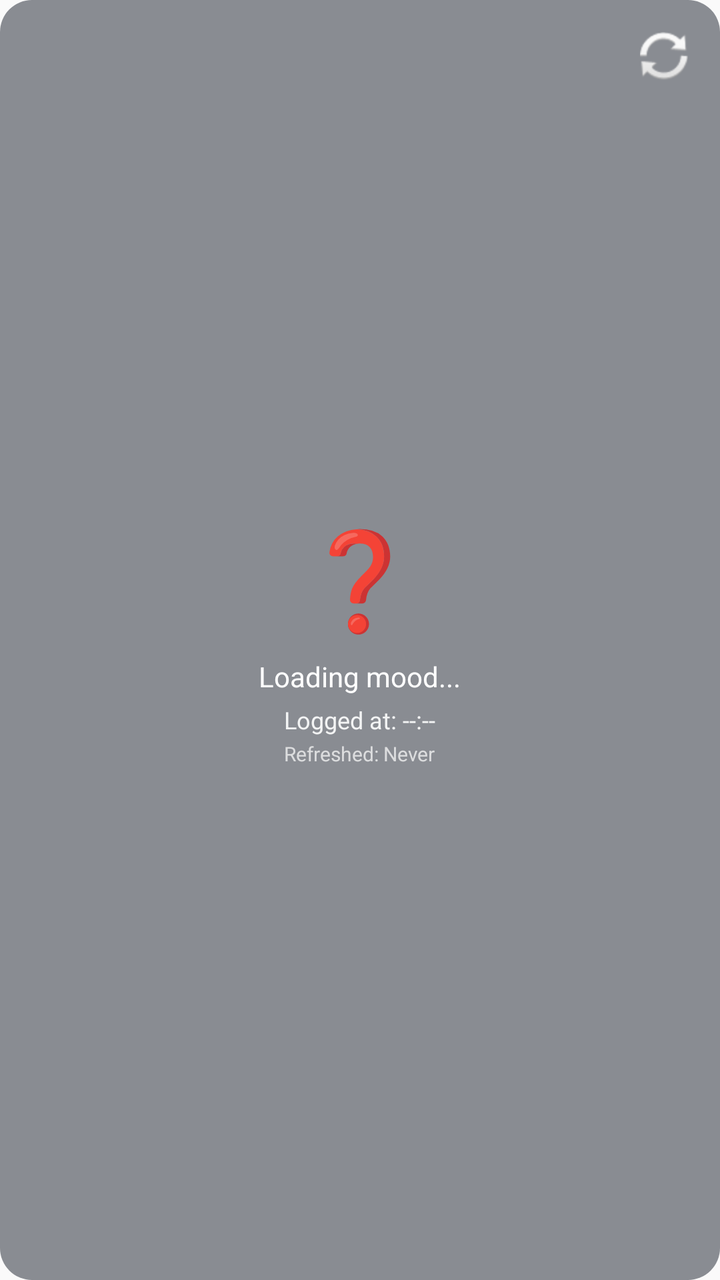
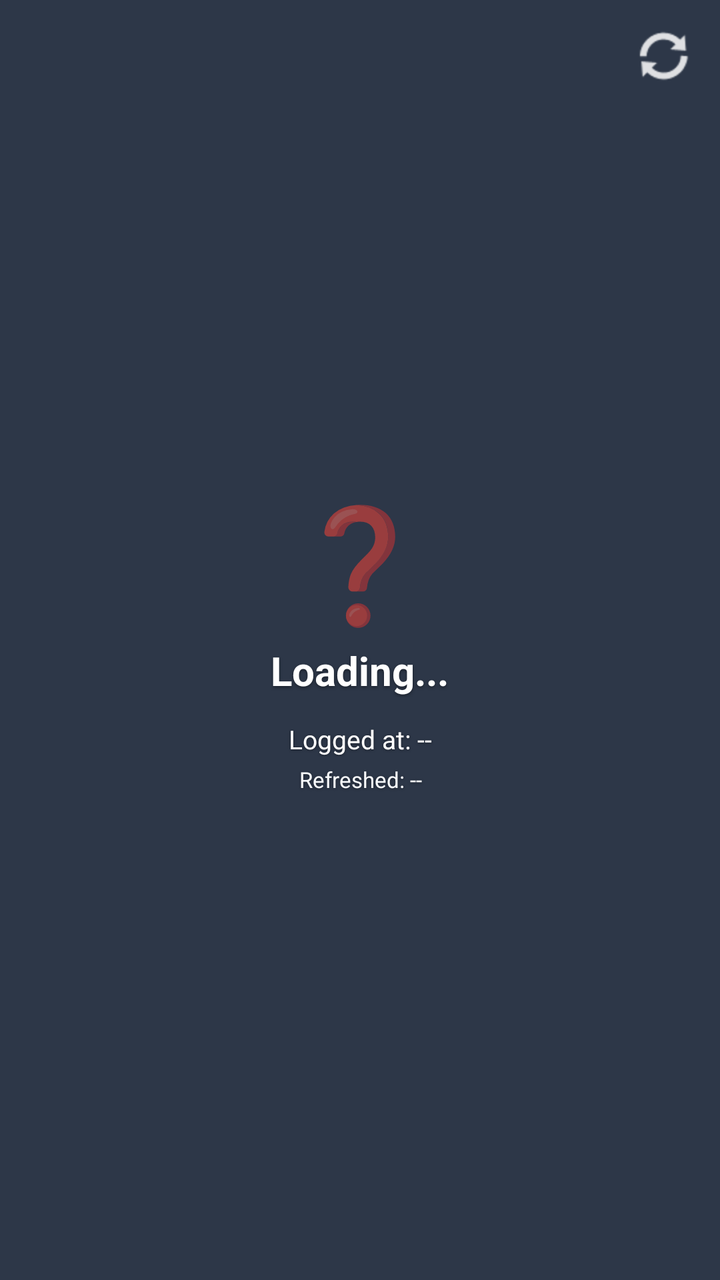

An Android layout rendered at two revisions. The XML below is the earlier revision; the diff shows what the commit changed to produce the second picture.
<!-- AndroidManifest.xml: application theme AppTheme -->
<!-- res/layout/latest_mood_widget.xml -->
<?xml version="1.0" encoding="utf-8"?>
<RelativeLayout xmlns:android="http://schemas.android.com/apk/res/android"
    android:id="@+id/widget_root_layout"
    android:layout_width="match_parent"
    android:layout_height="match_parent"
    android:background="@drawable/widget_background"
    android:padding="16dp">

    <LinearLayout
        android:layout_width="wrap_content"
        android:layout_height="wrap_content"
        android:layout_centerInParent="true"
        android:gravity="center"
        android:orientation="vertical">

        <TextView
            android:id="@+id/widget_mood_emoji"
            android:layout_width="wrap_content"
            android:layout_height="wrap_content"
            android:text="❓"
            android:textColor="@android:color/white"
            android:textSize="48sp" />

        <TextView
            android:id="@+id/widget_mood_text"
            android:layout_width="wrap_content"
            android:layout_height="wrap_content"
            android:layout_marginTop="8dp"
            android:text="Loading mood..."
            android:textColor="@android:color/white"
            android:textSize="14sp" />

        <TextView
            android:id="@+id/widget_time_logged"
            android:layout_width="wrap_content"
            android:layout_height="wrap_content"
            android:layout_marginTop="4dp"
            android:text="Logged at: --:--"
            android:textColor="#E6FFFFFF"
            android:textSize="12sp" />

        <TextView
            android:id="@+id/widget_last_updated"
            android:layout_width="wrap_content"
            android:layout_height="wrap_content"
            android:layout_marginTop="2dp"
            android:text="Refreshed: Never"
            android:textColor="#B3FFFFFF"
            android:textSize="10sp" />

    </LinearLayout>

    <ImageButton
        android:id="@+id/widget_refresh_button"
        android:layout_width="24dp"
        android:layout_height="24dp"
        android:layout_alignParentTop="true"
        android:layout_alignParentEnd="true"
        android:background="?android:attr/selectableItemBackgroundBorderless"
        android:src="@android:drawable/ic_popup_sync"
        android:contentDescription="Refresh" />

</RelativeLayout>
<!-- resources referenced by this layout -->
<resources>
  <!-- drawable widget_background (drawable) -->
  <shape xmlns:android="http://schemas.android.com/apk/res/android">
      <corners android:radius="16dp" />
      <solid android:color="#801A202C" />
  </shape>
  <style name="AppTheme" parent="Theme.AppCompat.Light.DarkActionBar">
          
          <item name="colorPrimary">@color/colorPrimary</item>
          <item name="colorPrimaryDark">@color/colorPrimaryDark</item>
          <item name="colorAccent">@color/colorAccent</item>
      </style>
</resources>

<!-- the commit's change to res/layout/latest_mood_widget.xml (unified diff, before → after) -->
@@ -3,11 +3,25 @@
     android:id="@+id/widget_root_layout"
     android:layout_width="match_parent"
     android:layout_height="match_parent"
-    android:background="@drawable/widget_background"
-    android:padding="16dp">
+    android:padding="12dp"
+    android:background="#2D3748">
 
+    
+    <ImageButton
+        android:id="@+id/widget_refresh_button"
+        android:layout_width="32dp"
+        android:layout_height="32dp"
+        android:layout_alignParentEnd="true"
+        android:layout_alignParentTop="true"
+        android:background="?android:attr/selectableItemBackgroundBorderless"
+        android:src="@android:drawable/ic_popup_sync"
+        android:tint="#FFFFFF"
+        android:alpha="0.85"
+        android:contentDescription="Refresh Data" />
+
+    
     <LinearLayout
-        android:layout_width="wrap_content"
+        android:layout_width="match_parent"
         android:layout_height="wrap_content"
         android:layout_centerInParent="true"
         android:gravity="center"
@@ -17,47 +31,50 @@
             android:id="@+id/widget_mood_emoji"
             android:layout_width="wrap_content"
             android:layout_height="wrap_content"
+            android:layout_marginBottom="4dp"
             android:text="❓"
-            android:textColor="@android:color/white"
-            android:textSize="48sp" />
+            android:textSize="56sp" />
 
         <TextView
             android:id="@+id/widget_mood_text"
             android:layout_width="wrap_content"
             android:layout_height="wrap_content"
-            android:layout_marginTop="8dp"
-            android:text="Loading mood..."
-            android:textColor="@android:color/white"
-            android:textSize="14sp" />
+            android:layout_marginBottom="12dp"
+            android:text="Loading..."
+            android:textColor="#FFFFFF"
+            android:shadowColor="#66000000"
+            android:shadowDx="0"
+            android:shadowDy="2"
+            android:shadowRadius="4"
+            android:textSize="20sp"
+            android:textStyle="bold" />
 
         <TextView
             android:id="@+id/widget_time_logged"
-            android:layout_width="wrap_content"
+            android:layout_width="match_parent"
             android:layout_height="wrap_content"
-            android:layout_marginTop="4dp"
-            android:text="Logged at: --:--"
-            android:textColor="#E6FFFFFF"
-            android:textSize="12sp" />
+            android:layout_marginBottom="4dp"
+            android:gravity="center"
+            android:text="Logged at: --"
+            android:textColor="#FFFFFF"
+            android:shadowColor="#66000000"
+            android:shadowDx="0"
+            android:shadowDy="1"
+            android:shadowRadius="3"
+            android:textSize="13sp" />
 
         <TextView
             android:id="@+id/widget_last_updated"
-            android:layout_width="wrap_content"
+            android:layout_width="match_parent"
             android:layout_height="wrap_content"
-            android:layout_marginTop="2dp"
-            android:text="Refreshed: Never"
-            android:textColor="#B3FFFFFF"
-            android:textSize="10sp" />
+            android:gravity="center"
+            android:text="Refreshed: --"
+            android:textColor="#F8FAFC"
+            android:shadowColor="#66000000"
+            android:shadowDx="0"
+            android:shadowDy="1"
+            android:shadowRadius="3"
+            android:textSize="11sp" />
 
     </LinearLayout>
-
-    <ImageButton
-        android:id="@+id/widget_refresh_button"
-        android:layout_width="24dp"
-        android:layout_height="24dp"
-        android:layout_alignParentTop="true"
-        android:layout_alignParentEnd="true"
-        android:background="?android:attr/selectableItemBackgroundBorderless"
-        android:src="@android:drawable/ic_popup_sync"
-        android:contentDescription="Refresh" />
-
 </RelativeLayout>
<!-- resource entries referenced after the edit -->
@@ -1,10 +1,5 @@
 <!-- resources referenced by this layout -->
 <resources>
-  <!-- drawable widget_background (drawable) -->
-  <shape xmlns:android="http://schemas.android.com/apk/res/android">
-      <corners android:radius="16dp" />
-      <solid android:color="#801A202C" />
-  </shape>
   <style name="AppTheme" parent="Theme.AppCompat.Light.DarkActionBar">
           
           <item name="colorPrimary">@color/colorPrimary</item>
